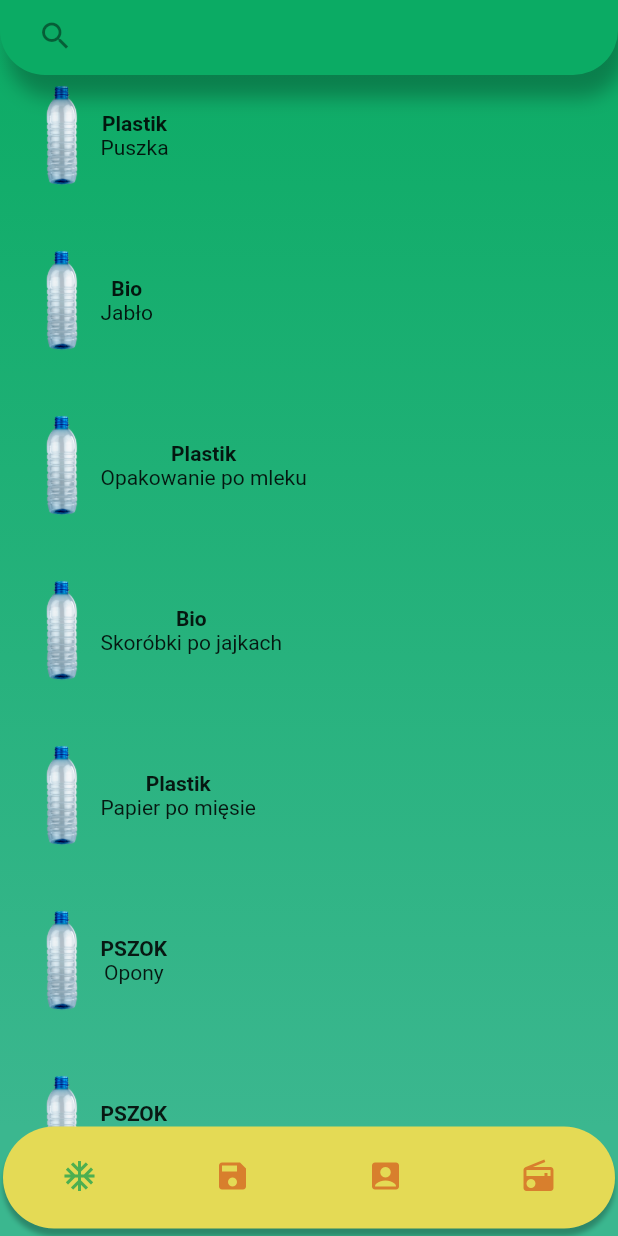
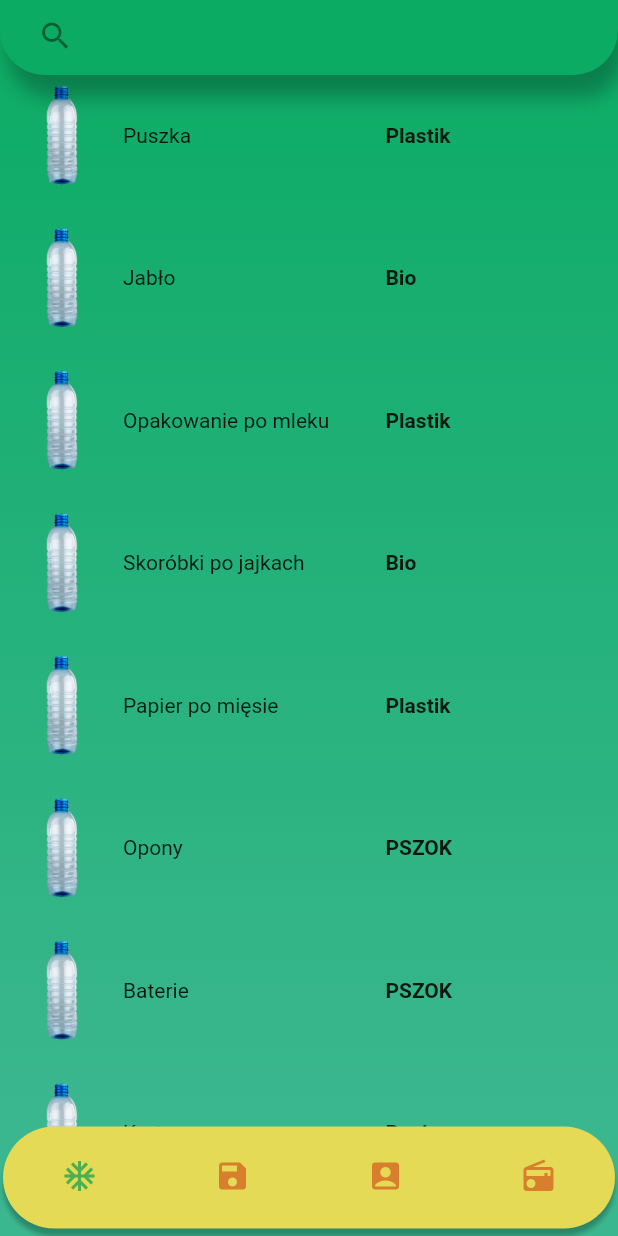
Before and after one commit to ciakarellas/recycling_app, a Flutter app: the screen it shows after launch, on a phone screen of 412 x 824 dp. Run offline on Flutter 3.47's test engine with Material 2 defaults, Android fonts, the phone set to English and light mode, and no system bars.

Commit message:
change view in BucketList rows

```diff
--- a/lib/Widget/bucketList.dart
+++ b/lib/Widget/bucketList.dart
@@ -15,8 +15,9 @@ class BucketList extends StatelessWidget {
           itemCount: trashProvider.trashList.length,
           itemBuilder: (BuildContext context, item){
               return Container(
-              padding: EdgeInsets.fromLTRB(25, 15, 10, 25),
+              padding: EdgeInsets.fromLTRB(25, 15, 25, 10),
               child: Row(
+                //mainAxisAlignment: MainAxisAlignment.spaceBetween,
                 children: <Widget>[
                   Container(
                     height: 70,
@@ -25,16 +26,17 @@ class BucketList extends StatelessWidget {
                       fit: BoxFit.contain,
                     )
                   ),
-                  Padding(
-                    padding: const EdgeInsets.fromLTRB(10, 0, 0, 0),
-                    child: Column(
-                      mainAxisAlignment: MainAxisAlignment.spaceBetween,
-                      children: <Widget>[
-                        Text(trashProvider.trashList[item].category, style: TextStyle(fontSize: 14, fontWeight: FontWeight.bold),),
-                        Text(trashProvider.trashList[item].name,)
-                      ],
+                  Container(
+                    padding: EdgeInsets.only(left:25),
+                    width: 200,
+                    child: Text(trashProvider.trashList[item].name,
+                    textAlign: TextAlign.start,)
                     ),
-                  ),
+                  Text(
+                    trashProvider.trashList[item].category,
+                    style: TextStyle(fontSize: 14, fontWeight: FontWeight.bold),
+                    textAlign: TextAlign.start,
+                    ),
                 ],
               ),
             );
```
